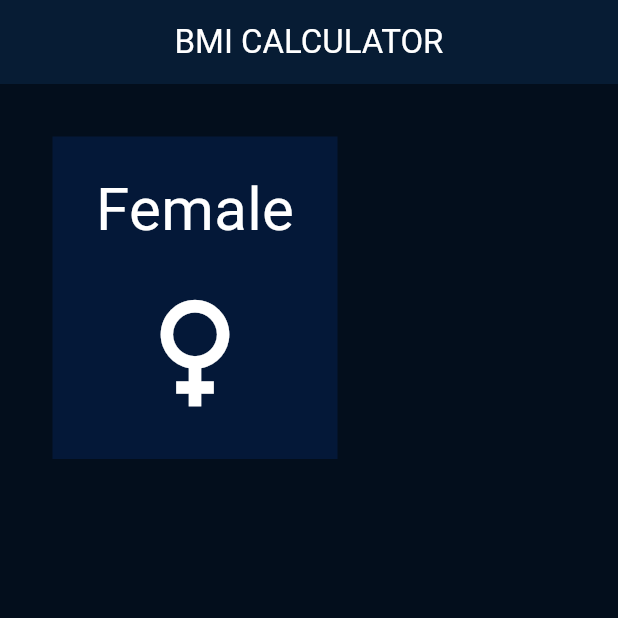
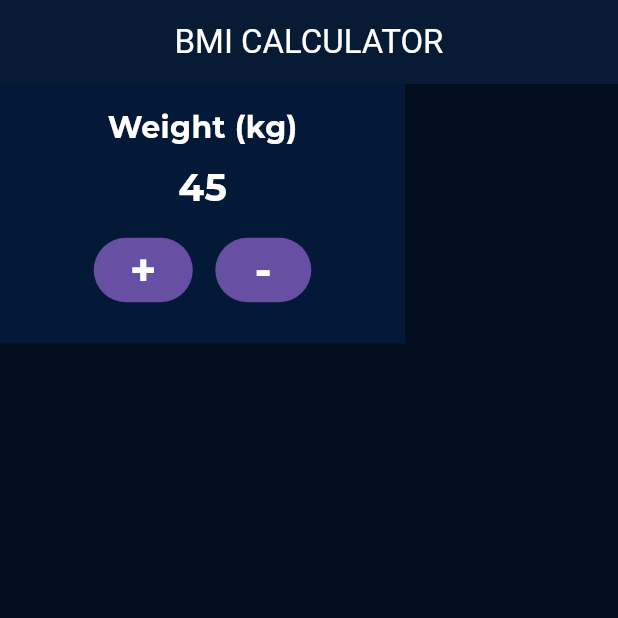
Before and after one commit to Azm1-afk/BMI_Calculator, a Flutter app: the screen it shows after launch, on a phone screen of 412 x 824 dp, the top half of it. Run offline on Flutter 3.47's test engine with Material 3 defaults, Android fonts, the phone set to English and light mode, and no system bars.

```diff
--- a/lib/bmi_calc.dart
+++ b/lib/bmi_calc.dart
@@ -24,7 +24,7 @@ class _MainPageState extends State<MainPage> {
         centerTitle: true,
       ),
 
-      body: FemaleCard(),
+      body: WeightCard(),
     );
   }
 }
```
